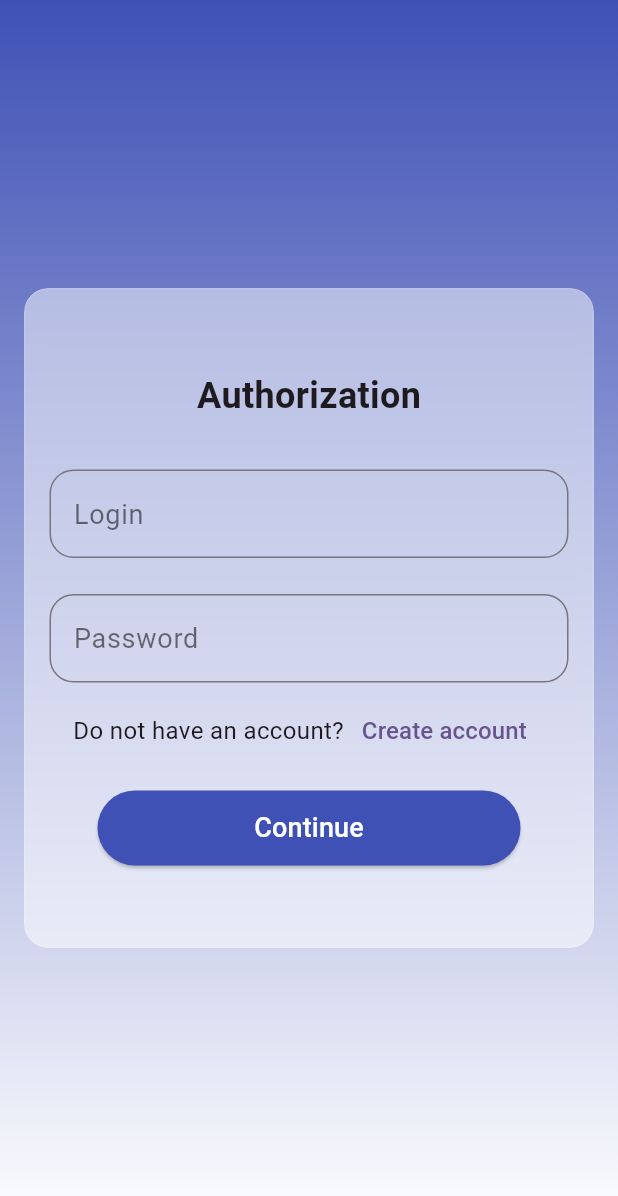
After one commit to Vanyaaafc/NotesApp, a Flutter app: the screen it shows after launch, on a phone screen of 412 x 824 dp. The commit adds this screen. Shown: the top 1196 px of the screen. Run offline on Flutter 3.47's test engine with Material 3 defaults, Android fonts, the phone set to English and light mode, and no system bars; our stand-ins replace firebase_auth, firebase_core, flutter_bloc, get_it, shared_preferences; accounts and stored records are empty.

Commit message:
Move the gradient to a separate widget

```diff
--- a/lib/features/auth_screen/presentation/auth_screen.dart
+++ b/lib/features/auth_screen/presentation/auth_screen.dart
@@ -4,6 +4,7 @@ import 'package:flutter/material.dart';
 import 'package:flutter_bloc/flutter_bloc.dart';
 import 'package:notes_app/features/main_screen/presentation/main_screen.dart';
 import 'package:notes_app/features/sign_up/presentation/sign_up_screen.dart';
+import 'package:notes_app/shared/styles/gradient.dart';
 import 'package:notes_app/shared/widgets/buttons/continue_button.dart';
 import 'package:notes_app/shared/widgets/text/title_text.dart';
 import 'package:notes_app/shared/widgets/text_fields/main_text_field.dart';
@@ -52,17 +53,7 @@ class _AuthScreenState extends State<AuthScreen> {
               _passwordController.clear();
               return const SignUpScreen();
             }
-            return Container(
-              decoration: const BoxDecoration(
-                gradient: LinearGradient(
-                  begin: Alignment.topCenter,
-                  end: Alignment.bottomCenter,
-                  colors: [
-                    Colors.indigo,
-                    Colors.white,
-                  ],
-                ),
-              ),
+            return GradientBackground(
               child: Center(
                 child: Padding(
                   padding: const EdgeInsets.all(16),
--- /dev/null
+++ b/lib/shared/styles/gradient.dart
@@ -0,0 +1,24 @@
+import 'package:flutter/material.dart';
+
+class GradientBackground extends StatelessWidget {
+  final Widget child;
+
+  const GradientBackground({super.key, required this.child});
+
+  @override
+  Widget build(BuildContext context) {
+    return Container(
+      decoration: const BoxDecoration(
+        gradient: LinearGradient(
+          begin: Alignment.topCenter,
+          end: Alignment.bottomCenter,
+          colors: [
+            Colors.indigo,
+            Colors.white,
+          ],
+        ),
+      ),
+      child: child,
+    );
+  }
+}
```
Also changed, not shown: lib/features/sign_up/presentation/sign_up_screen.dart (+2 -11 lines).
